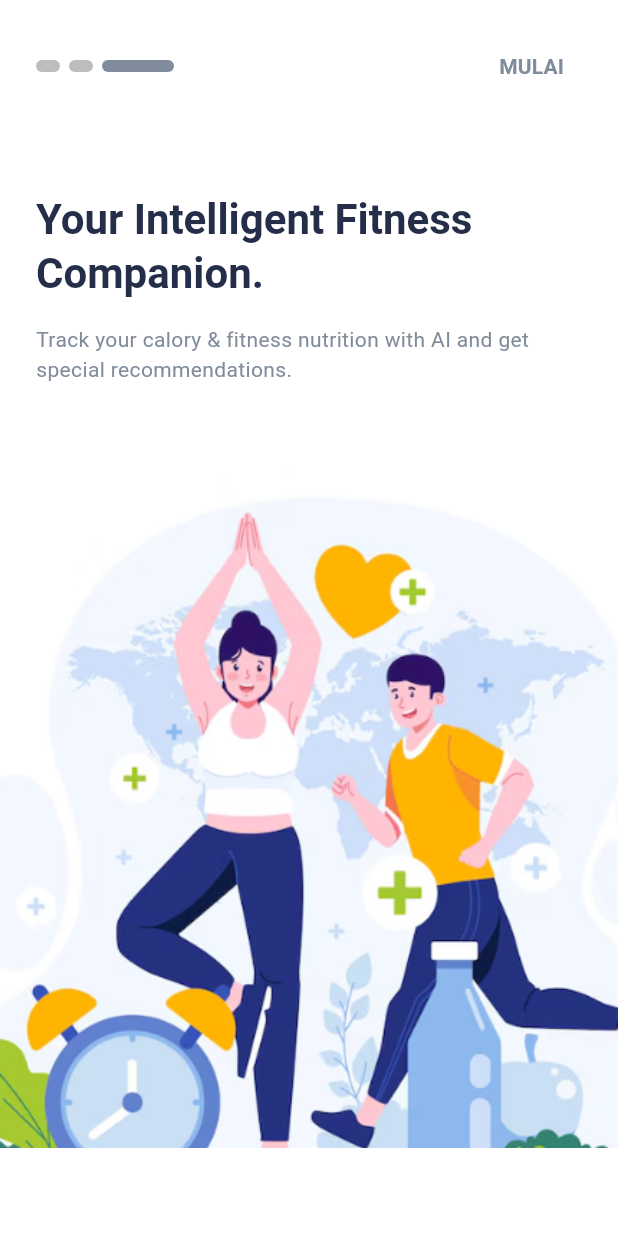
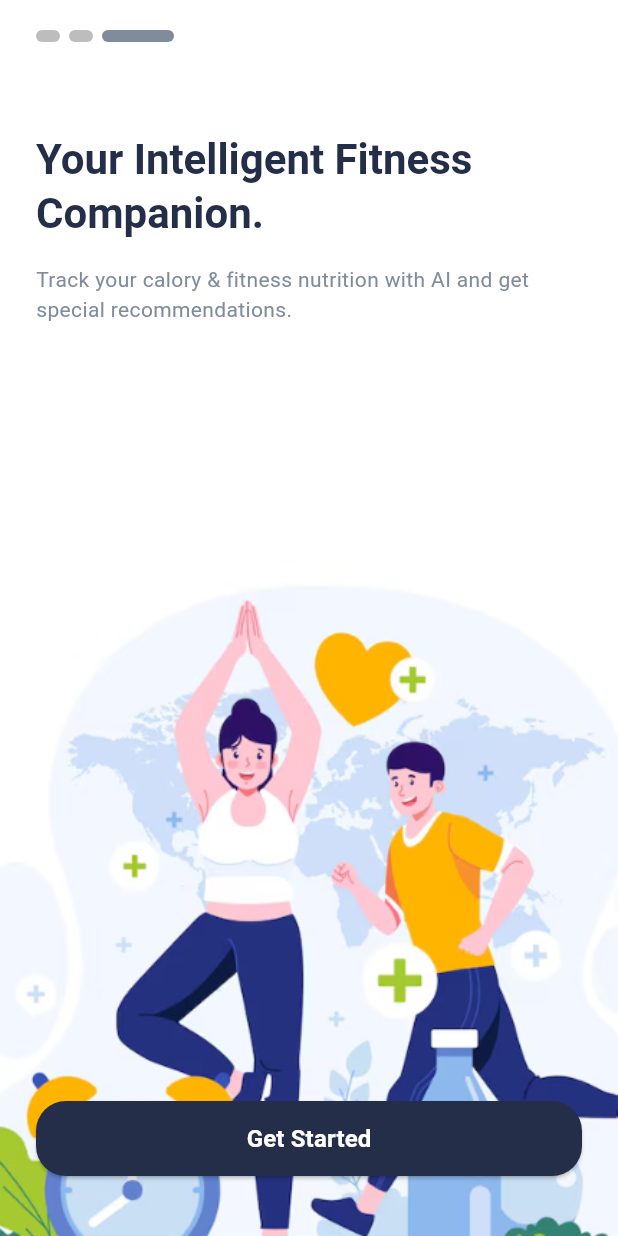
Before and after one commit to FarhanTZ/Skripsi-frontend, a Flutter app: the screen it shows after launch, swiped to page 3, on a phone screen of 412 x 824 dp. Run offline on Flutter 3.47's test engine with Material 3 defaults, Android fonts, the phone set to English and light mode, and no system bars; drawn by our look-alikes of smooth_page_indicator; our stand-ins replace bloc, curved_navigation_bar, dartz, equatable, fl_chart, flutter_bloc and 7 more.

Commit message:
Memisahakan Tampilan Introduction

```diff
--- a/glupulse/lib/features/introduction/presentation/pages/introduction_screen.dart
+++ b/glupulse/lib/features/introduction/presentation/pages/introduction_screen.dart
@@ -1,10 +1,13 @@
 import 'package:flutter/material.dart';
 import 'package:glupulse/app/theme/app_theme.dart';
 import 'package:glupulse/features/auth/presentation/pages/login_page.dart';
+import 'package:glupulse/features/introduction/presentation/widgets/intro_page_widget.dart';
+import 'package:glupulse/features/introduction/presentation/widgets/final_intro_page_widget.dart';
+import 'package:glupulse/features/introduction/presentation/widgets/welcome_intro_page_widget.dart';
 import 'package:smooth_page_indicator/smooth_page_indicator.dart';
 
 
-/// Halaman perkenalan utama yang berisi 3 slide.
+
 class IntroductionScreen extends StatefulWidget {
   const IntroductionScreen({super.key});
 
@@ -13,10 +16,10 @@ class IntroductionScreen extends StatefulWidget {
 }
 
 class _IntroductionScreenState extends State<IntroductionScreen> {
-  // Controller untuk mengelola halaman di PageView
+
   final PageController _pageController = PageController();
 
-  // State untuk melacak apakah sedang di halaman terakhir
+
   bool _isLastPage = false;
 
   @override
@@ -26,7 +29,6 @@ class _IntroductionScreenState extends State<IntroductionScreen> {
   }
 
   void _navigateToHome() {
-    // Navigasi ke halaman login setelah introduction selesai.
     Navigator.of(context).pushReplacement(
       MaterialPageRoute(builder: (_) => const LoginPage()),
     );
@@ -37,9 +39,7 @@ class _IntroductionScreenState extends State<IntroductionScreen> {
     return Scaffold(
       body: SafeArea(
         child: Column(
-          children: [
-            // Kontainer untuk tombol dan indikator
-            Padding(
+          children: [            Padding(
               padding: const EdgeInsets.fromLTRB(24, 20, 24, 20),
               child: Row(
                 mainAxisAlignment: MainAxisAlignment.spaceBetween,
@@ -62,17 +62,9 @@ class _IntroductionScreenState extends State<IntroductionScreen> {
                     ),
                   ),
 
-                  // Tombol "Lanjut" atau "Mulai"
+
                   _isLastPage
-                      ? TextButton(
-                          onPressed: _navigateToHome,
-                          child: const Text(
-                            'MULAI',
-                            style: TextStyle(
-                                color: AppTheme.inputLabelColor,
-                                fontWeight: FontWeight.bold),
-                          ),
-                        )
+                      ? const SizedBox.shrink() // Sembunyikan tombol 'MULAI' di halaman terakhir
                       : TextButton(
                           onPressed: () {
                             _pageController.nextPage(
@@ -91,7 +83,7 @@ class _IntroductionScreenState extends State<IntroductionScreen> {
               ),
             ),
 
-            // PageView untuk menampilkan slide
+
             Expanded(
               child: PageView(
                 controller: _pageController,
@@ -102,93 +94,27 @@ class _IntroductionScreenState extends State<IntroductionScreen> {
                   });
                 },
                 children: [
-                  // Slide pertama dengan layout khusus
-                  // Dibungkus dengan SingleChildScrollView agar tidak overflow
-                  SingleChildScrollView(
-                    child: Column(
-                      mainAxisAlignment: MainAxisAlignment.start, // Mulai dari atas
-                      children: [
-                        const SizedBox(height: 20), // Beri jarak dari kontrol di atas
-                        Text(
-                          'Welcome to\nGlupulse App',
-                          textAlign: TextAlign.center,
-                          style: Theme.of(context).textTheme.headlineMedium?.copyWith(
-                            color: Theme.of(context).colorScheme.primary,
-                            fontWeight: FontWeight.bold,
-                          ),
-                        ),
-                        const SizedBox(height: 40),
-                        Image.asset(
-                          'assets/images/Introduction_1.png',
-                          width: double.infinity,
-                          fit: BoxFit.fitWidth,
-                        ),
-                        const SizedBox(height: 40),
-                        const Padding(
-                          padding: EdgeInsets.symmetric(horizontal: 24.0),
-                          child: Text(
-                              'Explore the amazing features of our app to monitor your health.',
-                              textAlign: TextAlign.center,
-                              style: TextStyle(color: AppTheme.inputLabelColor)),
-                        ),
-                        const SizedBox(height: 24),
-                        ElevatedButton(
-                          onPressed: () {
-                            _pageController.nextPage(
-                              duration: const Duration(milliseconds: 500),
-                              curve: Curves.easeIn,
-                            );
-                          },
-                          style: ElevatedButton.styleFrom(
-                            backgroundColor: Theme.of(context).colorScheme.primary,
-                            foregroundColor: Colors.white,
-                            padding: const EdgeInsets.symmetric(horizontal: 40, vertical: 15),
-                            shape: RoundedRectangleBorder(
-                              borderRadius: BorderRadius.circular(20.0),
-                            ),
-                          ),
-                          child: const Text('Get Started', style: TextStyle(fontSize: 16)),
-                        ),
-                        const SizedBox(height: 40),
-                        Row(
-                          mainAxisAlignment: MainAxisAlignment.center,
-                          children: [
-                            const Text(
-                              "Already have an account? ",
-                              style: TextStyle(color: AppTheme.inputLabelColor),
-                            ),
-                            TextButton(
-                              onPressed: _navigateToHome,
-                              style: TextButton.styleFrom(
-                                padding: EdgeInsets.zero,
-                                minimumSize: Size.zero,
-                                tapTargetSize: MaterialTapTargetSize.shrinkWrap,
-                              ),
-                              child: const Text(
-                                'Sign In',
-                                style: TextStyle(
-                                    color: Colors.red,
-                                    fontWeight: FontWeight.bold,
-                                    decoration: TextDecoration.underline,
-                                    decorationColor: Colors.red),
-                              ),
-                            ),
-                          ],
-                        ),
-                        const SizedBox(height: 20), // Beri padding bawah
-                      ],
+
+                  WelcomeIntroPage(
+                    onContinue: () => _pageController.nextPage(
+                      duration: const Duration(milliseconds: 500),
+                      curve: Curves.easeIn,
                     ),
+                    onSignIn: _navigateToHome,
                   ),
+
                   IntroPage(
                     imageUrl: 'assets/images/Introduction_2.png',
                     title: 'Personalize Your Health\nwith Smart AI',
                     description: 'Achieve your wellness goals with our AI-powered platform to your unique needs.',
                   ),
-                  const IntroPage(
+
+                  FinalIntroPage(
                     imageUrl: 'assets/images/Introduction_3.png',
                     title: 'Your Intelligent Fitness Companion.',
                     description: 'Track your calory & fitness nutrition with AI and get special recommendations.',
-                  ),
+                    onGetStarted: _navigateToHome,
+                  )
                 ],
               ),
             ),
@@ -198,63 +124,3 @@ class _IntroductionScreenState extends State<IntroductionScreen> {
     );
   }
 }
-
-/// Widget untuk membangun satu halaman perkenalan.
-class IntroPage extends StatelessWidget {
-  final String imageUrl;
-  final String title;
-  final String description;
-
-  const IntroPage({
-    super.key,
-    required this.imageUrl,
-    required this.title,
-    required this.description,
-  });
-
-  @override
-  Widget build(BuildContext context) {
-    // Dibungkus SingleChildScrollView agar fleksibel di berbagai ukuran layar
-    return SingleChildScrollView(
-      child: Column(
-        crossAxisAlignment: CrossAxisAlignment.start,
-        children: [
-          Padding(
-            padding: const EdgeInsets.symmetric(horizontal: 24.0),
-            child: Column(
-              crossAxisAlignment: CrossAxisAlignment.start,
-              children: [
-                const SizedBox(height: 40),
-                // Teks judul
-                Text(
-                  title,
-                  style: Theme.of(context).textTheme.headlineMedium?.copyWith(
-                    color: Theme.of(context).colorScheme.primary,
-                    fontWeight: FontWeight.bold,
-                  ),
-                  textAlign: TextAlign.left,
-                ),
-
-                // Deskripsi (jika ada)
-                if (description.isNotEmpty) ...[
-                  const SizedBox(height: 16),
-                  Text(description,
-                      textAlign: TextAlign.left,
-                      style: const TextStyle(color: AppTheme.inputLabelColor)),
-                ],
-              ],
-            ),
-          ),
-          const SizedBox(height: 40), // Memberi jarak antara teks dan gambar
-          // Gambar di tengah
-          Image.asset(
-            imageUrl,
-            width: double.infinity,
-            fit: BoxFit.fitWidth,
-          ),
-          const SizedBox(height: 20), // Padding bawah
-        ],
-      ),
-    );
-  }
-}
--- /dev/null
+++ b/glupulse/lib/features/introduction/presentation/widgets/final_intro_page_widget.dart
@@ -0,0 +1,92 @@
+import 'package:flutter/material.dart';
+
+class FinalIntroPage extends StatelessWidget {
+  final String imageUrl;
+  final String title;
+  final String description;
+  final VoidCallback onGetStarted;
+
+  const FinalIntroPage({
+    super.key,
+    required this.imageUrl,
+    required this.title,
+    required this.description,
+    required this.onGetStarted,
+  });
+
+  @override
+  Widget build(BuildContext context) {
+    // Menggunakan Column untuk membagi layout menjadi bagian atas (teks) dan bawah (gambar + tombol)
+    return Column(
+      crossAxisAlignment: CrossAxisAlignment.start,
+      children: [
+        // Bagian Atas: Teks Judul dan Deskripsi
+        Padding(
+          padding: const EdgeInsets.symmetric(horizontal: 24.0),
+          child: Column(
+            crossAxisAlignment: CrossAxisAlignment.start,
+            children: [
+              const SizedBox(height: 40),
+              Text(
+                title,
+                style: Theme.of(context).textTheme.headlineMedium?.copyWith(
+                      color: Theme.of(context).colorScheme.primary,
+                      fontWeight: FontWeight.bold,
+                    ),
+                textAlign: TextAlign.left,
+              ),
+              if (description.isNotEmpty) ...[
+                const SizedBox(height: 16),
+                Text(
+                  description,
+                  textAlign: TextAlign.left,
+                  style: const TextStyle(color: Color(0xFF808B9B)),
+                ),
+              ],
+            ],
+          ),
+        ),
+
+        // Bagian Bawah: Gambar dan Tombol (mengisi sisa ruang)
+        Expanded(
+          child: Stack(
+            alignment: Alignment.bottomCenter,
+            children: [
+              Positioned.fill(
+                bottom: 0,
+                child: Image.asset(
+                  imageUrl,
+                  fit: BoxFit.fitWidth,
+                  alignment: Alignment.bottomCenter,
+                ),
+              ),
+              Positioned(
+                bottom: 40, // Jarak dari bawah
+                left: 24,
+                right: 24,
+                child: ElevatedButton(
+                  onPressed: onGetStarted,
+                  style: ElevatedButton.styleFrom(
+                    backgroundColor: Theme.of(context).colorScheme.primary,
+                    foregroundColor: Colors.white,
+                    minimumSize: const Size(double.infinity, 50),
+                    shape: RoundedRectangleBorder(
+                      borderRadius: BorderRadius.circular(20.0),
+                    ),
+                  ),
+                  child: const Text('Get Started',
+                      style:
+                          TextStyle(
+                            fontSize: 16,
+                            fontWeight: FontWeight.bold
+                          )
+                        ),
+                ),
+              ),
+            ],
+          ),
+        ),
+      ],
+    );
+  }
+}
--- a/glupulse/lib/main.dart
+++ b/glupulse/lib/main.dart
@@ -9,7 +9,6 @@ import 'package:glupulse/injection_container.dart' as di;
 import 'package:glupulse/injection_container.dart';
 import 'package:glupulse/features/auth/presentation/cubit/auth_cubit.dart';
 import 'package:glupulse/features/profile/presentation/pages/edit_profile_page.dart';
-
 import 'features/introduction/presentation/pages/introduction_screen.dart';
 
 Future<void> main() async {
```
Also changed, not shown: glupulse/lib/features/introduction/presentation/widgets/intro_page_widget.dart (added, +61 -0 lines), glupulse/lib/features/introduction/presentation/widgets/welcome_intro_page_widget.dart (added, +87 -0 lines).
